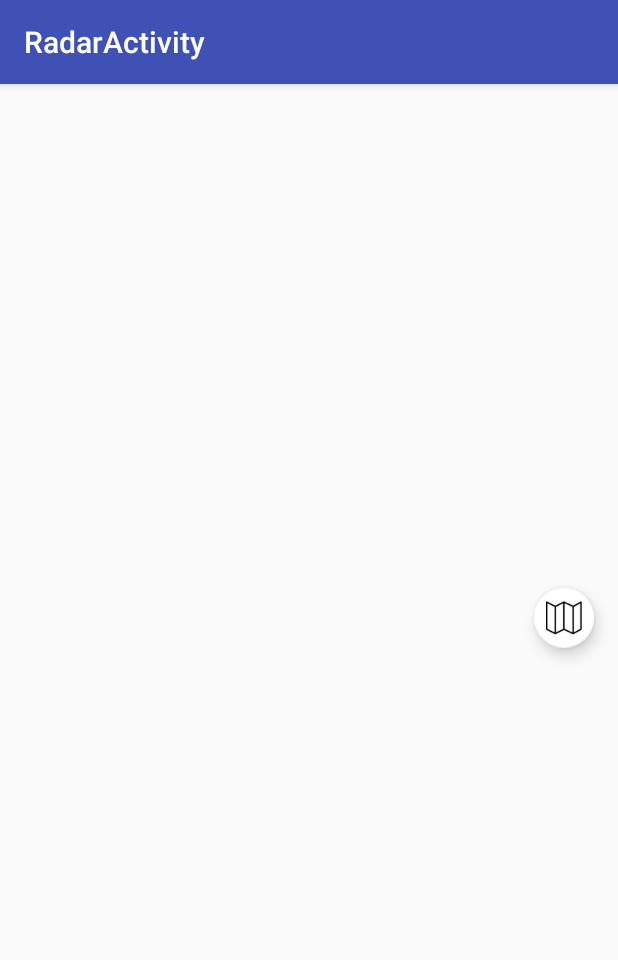
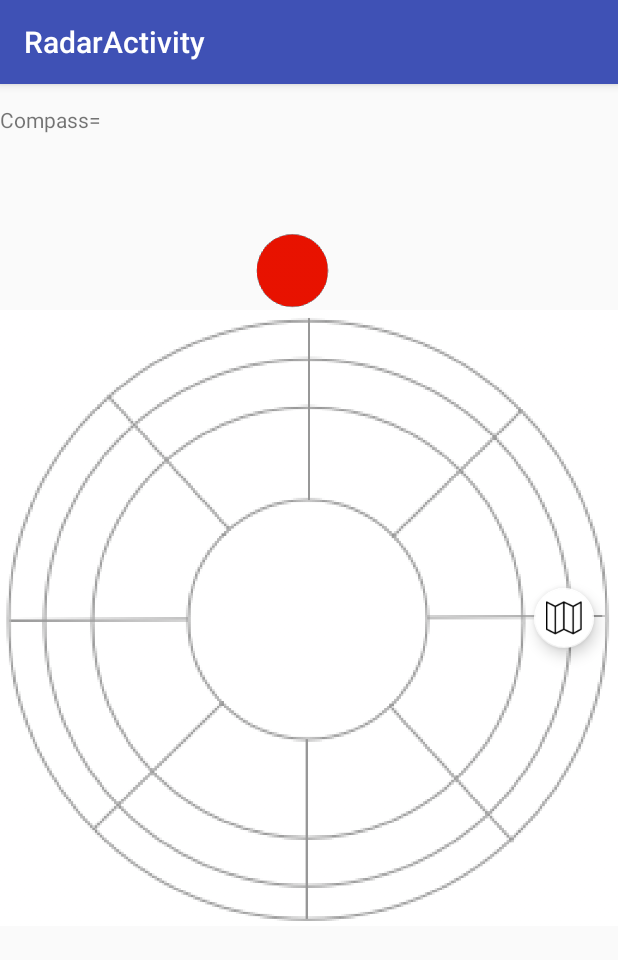
Before and after one commit to juntoalmar/ClubHunting, an Android app: the RadarActivity screen opened directly, with no data from a screen before it, on a phone screen of 412 x 824 dp. Shown: the top 960 px of the screen. Run offline under Robolectric (Android 15) with nearby library versions, the phone set to English and light mode, and no system bars.

Commit message:
Radar compass

```diff
--- a/app/src/main/AndroidManifest.xml
+++ b/app/src/main/AndroidManifest.xml
@@ -8,6 +8,9 @@
          location permissions for the 'MyLocation' functionality.
     -->
     <uses-permission android:name="android.permission.ACCESS_FINE_LOCATION" />
+
+    <!-- new -->
+    <uses-permission android:name="android.permission.ACCESS_COARSE_LOCATION" />
 
     <application
         android:allowBackup="true"
@@ -45,7 +48,8 @@
         <activity
             android:name=".DetailsActivity"
             android:label="@string/title_activity_details"
-            android:theme="@style/AppTheme.NoActionBar"></activity>
+            android:theme="@style/AppTheme.NoActionBar" />
+        <activity android:name=".compass"></activity>
     </application>
 
 </manifest>
--- a/app/src/main/java/se/kth/mobdev/clubhunting/MapsActivity.java
+++ b/app/src/main/java/se/kth/mobdev/clubhunting/MapsActivity.java
@@ -71,6 +71,8 @@ public class MapsActivity extends FragmentActivity implements GoogleMap.OnMarker
         if(closest!=null)
             if(!closest.mp.isPlaying())
             {
+
+                //TODO comprobacion de distancia
                 closest.mp.start();
 
             }
@@ -87,6 +89,7 @@ public class MapsActivity extends FragmentActivity implements GoogleMap.OnMarker
         }
         //Move to radar
         Intent i = new Intent(this, RadarActivity.class);
+            //Intent i = new Intent(this, compass.class);
         startActivity(i);
 
 
--- a/app/src/main/java/se/kth/mobdev/clubhunting/RadarActivity.java
+++ b/app/src/main/java/se/kth/mobdev/clubhunting/RadarActivity.java
@@ -12,13 +12,38 @@ import android.support.design.widget.Snackbar;
 import android.support.v7.app.AppCompatActivity;
 import android.support.v7.widget.Toolbar;
 import android.view.View;
+import android.view.animation.Animation;
+import android.view.animation.RotateAnimation;
+import android.widget.RelativeLayout;
+import android.widget.TextView;
+
+
+import org.w3c.dom.Text;
 
 import java.util.List;
 
-public class RadarActivity extends AppCompatActivity /*implements SensorEventListener*/ {
+import static se.kth.mobdev.clubhunting.MapsActivity.clubs;
 
-//    private SensorManager mSensorManager;
-//    private Sensor mCompass;
+public class RadarActivity extends AppCompatActivity implements SensorEventListener {
+
+    //private SensorManager mSensorManager;
+    //private Sensor mCompass;
+
+    private TextView tvCompass;
+    private RelativeLayout layoutRadar;
+
+
+    ////
+    private SensorManager mSensorManager;
+    private Sensor mAccelerometer;
+    private Sensor mMagnetometer;
+    private float[] mLastAccelerometer = new float[3];
+    private float[] mLastMagnetometer = new float[3];
+    private boolean mLastAccelerometerSet = false;
+    private boolean mLastMagnetometerSet = false;
+    private float[] mR = new float[9];
+    private float[] mOrientation = new float[3];
+    private float mCurrentDegree = 0f;
 
     @Override
     protected void onCreate(Bundle savedInstanceState) {
@@ -28,7 +53,10 @@ public class RadarActivity extends AppCompatActivity /*implements SensorEventLis
         setSupportActionBar(toolbar);
 
 
-//
+        tvCompass = (TextView) findViewById(R.id.tvCompass);
+        layoutRadar = (RelativeLayout) findViewById(R.id.layoutRadar);
+
+        //ORIGINAL
 //        //Sensors
 //        mCompass = null;
 //        mSensorManager = (SensorManager) getSystemService(Context.SENSOR_SERVICE);
@@ -45,6 +73,14 @@ public class RadarActivity extends AppCompatActivity /*implements SensorEventLis
 //        }
 
 
+
+        //COMPASS
+        mSensorManager = (SensorManager)getSystemService(SENSOR_SERVICE);
+        mAccelerometer = mSensorManager.getDefaultSensor(Sensor.TYPE_ACCELEROMETER);
+        mMagnetometer = mSensorManager.getDefaultSensor(Sensor.TYPE_MAGNETIC_FIELD);
+
+
+
         //Floating button
         FloatingActionButton fab = (FloatingActionButton) findViewById(R.id.fab);
 
@@ -57,6 +93,10 @@ public class RadarActivity extends AppCompatActivity /*implements SensorEventLis
                 //i = new Intent(RadarActivity.this, MapsActivity.class);
                 //startActivity(i);
 
+                //Shut up
+                if (clubs[1].mp.isPlaying())
+                    clubs[1].mp.pause();
+
                 finish();
 
 
@@ -66,29 +106,106 @@ public class RadarActivity extends AppCompatActivity /*implements SensorEventLis
         });
     }
 
-//    @Override
-//    public final void onAccuracyChanged(Sensor sensor, int accuracy) {
-//        // Do something here if sensor accuracy changes.
-//    }
-//
-//    @Override
-//    public final void onSensorChanged(SensorEvent event) {
-//        // The light sensor returns a single value.
-//        // Many sensors return 3 values, one for each axis.
+    @Override
+    public final void onAccuracyChanged(Sensor sensor, int accuracy) {
+        // Do something here if sensor accuracy changes.
+    }
+
+    @Override
+    public final void onSensorChanged(SensorEvent event) {
+        // The light sensor returns a single value.
+        // Many sensors return 3 values, one for each axis.
+
+
+        //ORIGINAL
 //        float value = event.values[0];
 //        // Do something with this sensor value.
-//    }
 //
-//    @Override
-//    protected void onResume() {
-//        super.onResume();
-//        mSensorManager.registerListener(this, mCompass, SensorManager.SENSOR_DELAY_NORMAL);
-//    }
+//        layoutRadar.setRotation(value);
 //
-//    @Override
-//    protected void onPause() {
-//        super.onPause();
-//        mSensorManager.unregisterListener(this);
-//    }
+//        tvCompass.setText("Compass="+value);
+
+
+        //COMPASS
+        if (event.sensor == mAccelerometer) {
+            System.arraycopy(event.values, 0, mLastAccelerometer, 0, event.values.length);
+            mLastAccelerometerSet = true;
+        } else if (event.sensor == mMagnetometer) {
+            System.arraycopy(event.values, 0, mLastMagnetometer, 0, event.values.length);
+            mLastMagnetometerSet = true;
+        }
+        if (mLastAccelerometerSet && mLastMagnetometerSet) {
+            SensorManager.getRotationMatrix(mR, null, mLastAccelerometer, mLastMagnetometer);
+            SensorManager.getOrientation(mR, mOrientation);
+            float azimuthInRadians = mOrientation[0];
+            float azimuthInDegress = (float)(Math.toDegrees(azimuthInRadians)+360)%360;
+            RotateAnimation ra = new RotateAnimation(
+                    mCurrentDegree,
+                    -azimuthInDegress,
+                    Animation.RELATIVE_TO_SELF, 0.5f,
+                    Animation.RELATIVE_TO_SELF,
+                    0.5f);
+
+            ra.setDuration(250);
+
+            ra.setFillAfter(true);
+
+            layoutRadar.startAnimation(ra);
+            mCurrentDegree = -azimuthInDegress;
+
+            tvCompass.setText("Compass= "+azimuthInRadians );
+
+
+            //Sound
+            float distance = Math.abs(azimuthInRadians);
+
+            if(distance<1)
+            {
+                float volume = 1-distance;
+
+                if(!clubs[1].mp.isPlaying())
+                {
+                    clubs[1].mp.start();
+
+                }
+                clubs[1].mp.setVolume(volume, volume);
+
+            }
+            else
+            {
+                if(clubs[1].mp.isPlaying())
+                    clubs[1].mp.pause();
+            }
+
+
+            //clubs[1].mp.start();
+
+        }
+
+    }
+
+    @Override
+    protected void onResume() {
+        super.onResume();
+
+        //ORIGINAL
+        //mSensorManager.registerListener(this, mCompass, SensorManager.SENSOR_DELAY_NORMAL);
+
+        //COMPASS
+        mSensorManager.registerListener(this, mAccelerometer, SensorManager.SENSOR_DELAY_GAME);
+        mSensorManager.registerListener(this, mMagnetometer, SensorManager.SENSOR_DELAY_GAME);
+    }
+
+    @Override
+    protected void onPause() {
+        super.onPause();
+
+        //ORIGINAL
+        //mSensorManager.unregisterListener(this);
+
+        //COMPASS
+        mSensorManager.unregisterListener(this, mAccelerometer);
+        mSensorManager.unregisterListener(this, mMagnetometer);
+    }
 
 }
--- a/app/src/main/res/layout/activity_radar.xml
+++ b/app/src/main/res/layout/activity_radar.xml
@@ -36,6 +36,36 @@
         app:fabSize="mini" />
 
 
+    <RelativeLayout
+        android:id="@+id/layoutRadar"
+        android:layout_width="match_parent"
+        android:layout_height="wrap_content"
+        android:orientation="vertical">
+
+        <ImageView
+            android:id="@+id/imageView2"
+            android:layout_width="match_parent"
+            android:layout_height="wrap_content"
+            app:srcCompat="@drawable/radar" />
+
+        <ImageView
+            android:id="@+id/bubble1"
+            android:layout_width="50dp"
+            android:layout_height="50dp"
+            android:layout_marginLeft="170dp"
+            android:layout_marginTop="155dp"
+            app:srcCompat="@drawable/bubble_red" />
 
 
+
+
+    </RelativeLayout>
+
+    <TextView
+        android:id="@+id/tvCompass"
+        android:layout_width="wrap_content"
+        android:layout_height="wrap_content"
+        android:layout_marginTop="70dp"
+        android:text="Compass=" />
+
 </android.support.design.widget.CoordinatorLayout>
```
